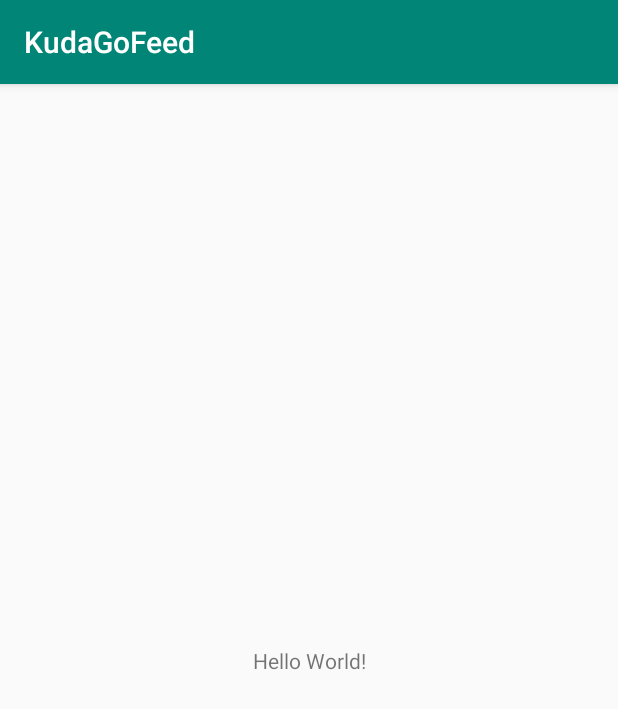
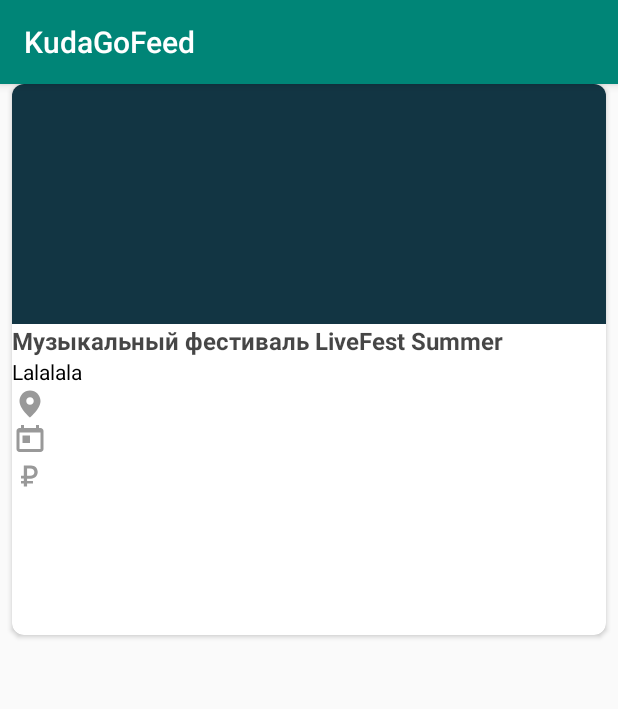
Before and after one commit to vkovrizhkin/Kuda-Go-Feed, an Android app: the screen it shows after launch (FeedActivity), on a phone screen of 412 x 824 dp. Shown: the top 709 px of the screen. Run offline under Robolectric (Android 15) with nearby library versions, the phone set to English and light mode, and no system bars.

Commit message:
cardView

```diff
--- a/app/build.gradle
+++ b/app/build.gradle
@@ -27,6 +27,7 @@ dependencies {
     implementation"org.jetbrains.kotlin:kotlin-stdlib-jdk7:$kotlin_version"
     implementation 'com.android.support:appcompat-v7:28.0.0'
     implementation 'com.android.support.constraint:constraint-layout:1.1.3'
+    implementation 'com.android.support:cardview-v7:28.0.0'
     testImplementation 'junit:junit:4.12'
     androidTestImplementation 'com.android.support.test:runner:1.0.2'
     androidTestImplementation 'com.android.support.test.espresso:espresso-core:3.0.2'
--- /dev/null
+++ b/app/src/main/res/drawable/ic_attach_money.xml
@@ -0,0 +1,10 @@
+<vector xmlns:android="http://schemas.android.com/apk/res/android"
+    android:width="24dp"
+    android:height="24dp"
+    android:viewportWidth="24"
+    android:viewportHeight="24">
+  <path
+      android:pathData="M10.0457,6.921H12.0832C13.9751,6.921 14.9161,7.8815 14.9161,9.4047C14.9161,10.9279 13.9751,11.8884 12.0832,11.8884H10.0457V6.921ZM13.9848,16.9432V15.3909H10.0457V13.7512H12.6265C15.343,13.7512 17.1379,11.9078 17.1379,9.3853C17.1379,6.8531 15.3818,5 12.6944,5H7.8725V11.9078H6V13.7318H7.8725V15.3909H6V16.9432H7.8725V19H10.0457V16.9432H13.9848Z"
+      android:fillColor="#000000"
+      android:fillAlpha="0.4"/>
+</vector>
--- /dev/null
+++ b/app/src/main/res/drawable/ic_location.xml
@@ -0,0 +1,10 @@
+<vector xmlns:android="http://schemas.android.com/apk/res/android"
+    android:width="24dp"
+    android:height="24dp"
+    android:viewportWidth="24"
+    android:viewportHeight="24">
+  <path
+      android:pathData="M12,3C8.13,3 5,6.13 5,10C5,15.25 12,21 12,21C12,21 19,15.25 19,10C19,6.13 15.87,3 12,3ZM12,12.5C10.62,12.5 9.5,11.38 9.5,10C9.5,8.62 10.62,7.5 12,7.5C13.38,7.5 14.5,8.62 14.5,10C14.5,11.38 13.38,12.5 12,12.5Z"
+      android:fillColor="#000000"
+      android:fillAlpha="0.4"/>
+</vector>
--- /dev/null
+++ b/app/src/main/res/drawable/ic_today.xml
@@ -0,0 +1,10 @@
+<vector xmlns:android="http://schemas.android.com/apk/res/android"
+    android:width="24dp"
+    android:height="24dp"
+    android:viewportWidth="24"
+    android:viewportHeight="24">
+  <path
+      android:pathData="M19,4H18V2H16V4H8V2H6V4H5C3.89,4 3.01,4.9 3.01,6L3,18C3,19.1 3.89,20 5,20H19C20.1,20 21,19.1 21,18V6C21,4.9 20.1,4 19,4ZM19,18H5V7H19V18ZM7,9H12V14H7V9Z"
+      android:fillColor="#000000"
+      android:fillAlpha="0.4"/>
+</vector>
--- a/app/src/main/res/layout/activity_feed.xml
+++ b/app/src/main/res/layout/activity_feed.xml
@@ -7,13 +7,72 @@
         android:layout_height="match_parent"
         tools:context=".FeedActivity">
 
-    <TextView
-            android:layout_width="wrap_content"
-            android:layout_height="wrap_content"
-            android:text="Hello World!"
-            app:layout_constraintBottom_toBottomOf="parent"
-            app:layout_constraintLeft_toLeftOf="parent"
-            app:layout_constraintRight_toRightOf="parent"
-            app:layout_constraintTop_toTopOf="parent"/>
+    <android.support.v7.widget.CardView
+            android:layout_width="match_parent"
+            android:layout_height="367dp"
+            app:cardCornerRadius="8dp"
+            android:layout_marginStart="8dp"
+            android:layout_marginEnd="8dp">
+        <LinearLayout
+                android:layout_width="match_parent"
+                android:layout_height="match_parent"
+                android:orientation="vertical"
+                >
+            <ImageView
+                    android:layout_width="match_parent"
+                    android:layout_height="160dp"
+                    android:background="#123543"
+                    android:contentDescription="Image"/>
+            <LinearLayout
+                    android:layout_width="match_parent"
+                    android:layout_height="200dp"
+                    android:orientation="vertical">
+                <TextView
+                        android:text="Музыкальный фестиваль LiveFest Summer"
+                        android:textSize="16sp"
+                        android:textStyle="bold"
+                        android:textColor="#b9000000"
+                        android:layout_width="match_parent"
+                        android:layout_height="wrap_content"/>
+                <TextView
+                        android:text="Lalalala"
+                        android:textSize="14sp"
+                        android:textFontWeight="700"
+                        android:textColor="#000000"
+                        android:layout_width="match_parent"
+                        android:layout_height="wrap_content"/>
+                <LinearLayout
+                        android:layout_width="match_parent"
+                        android:layout_height="wrap_content">
+                    <ImageView
+                            android:layout_width="wrap_content"
+                            android:layout_height="wrap_content"
+                            android:src="@drawable/ic_location"
+                            tools:ignore="ContentDescription"/>
+
+                </LinearLayout>
+                <LinearLayout
+                        android:layout_width="match_parent"
+                        android:layout_height="wrap_content">
+                    <ImageView
+                            android:layout_width="wrap_content"
+                            android:layout_height="wrap_content"
+                            android:src="@drawable/ic_today"
+                            tools:ignore="ContentDescription"/>
+
+                </LinearLayout>
+                <LinearLayout
+                        android:layout_width="match_parent"
+                        android:layout_height="wrap_content">
+                    <ImageView
+                            android:layout_width="wrap_content"
+                            android:layout_height="wrap_content"
+                            android:src="@drawable/ic_attach_money"
+                            tools:ignore="ContentDescription"/>
+                </LinearLayout>
+            </LinearLayout>
+        </LinearLayout>
+    </android.support.v7.widget.CardView>
+
 
 </android.support.constraint.ConstraintLayout>
```
